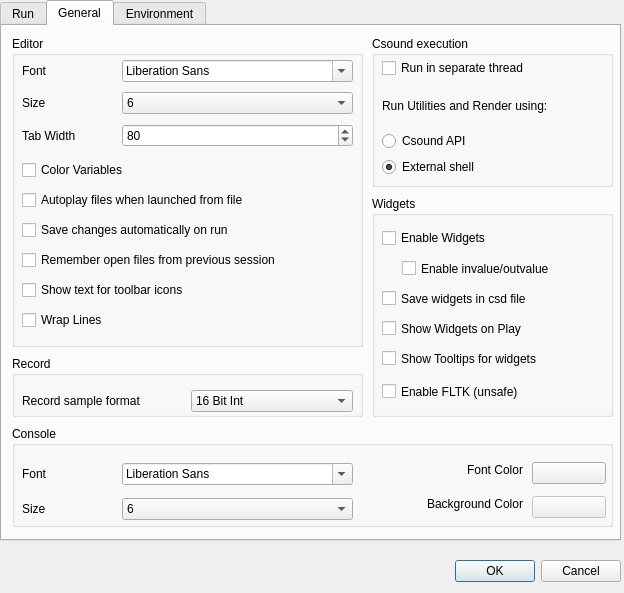
Qt form src/configdialog.ui (CsoundQt/CsoundQt) before a commit.
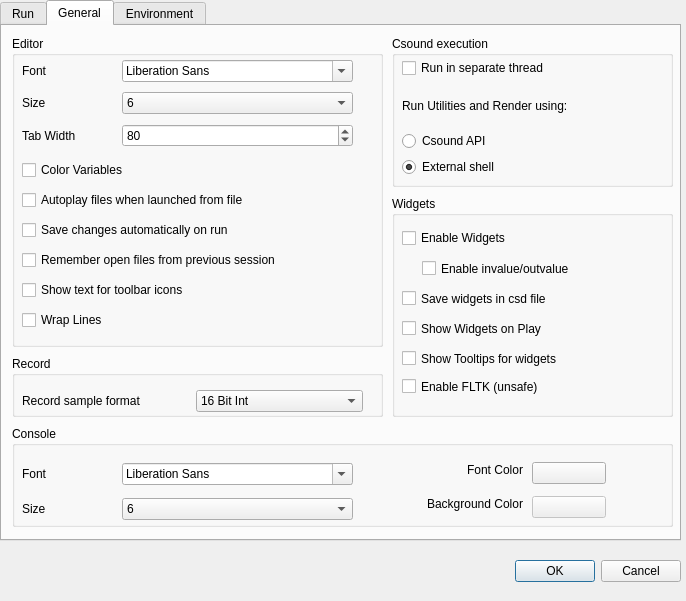
The same form after that commit. The open tabs and pages were chosen to show the change.

Diff of the .ui file:
```diff
--- a/src/configdialog.ui
+++ b/src/configdialog.ui
@@ -6,8 +6,8 @@
    <rect>
     <x>0</x>
     <y>0</y>
-    <width>624</width>
-    <height>593</height>
+    <width>686</width>
+    <height>601</height>
    </rect>
   </property>
   <property name="windowTitle" >
@@ -21,7 +21,7 @@
     <rect>
      <x>0</x>
      <y>550</y>
-     <width>621</width>
+     <width>681</width>
      <height>43</height>
     </rect>
    </property>
@@ -63,7 +63,7 @@
     <rect>
      <x>0</x>
      <y>0</y>
-     <width>621</width>
+     <width>681</width>
      <height>541</height>
     </rect>
    </property>
@@ -490,7 +490,7 @@
       <rect>
        <x>10</x>
        <y>10</y>
-       <width>351</width>
+       <width>371</width>
        <height>311</height>
       </rect>
      </property>
@@ -688,9 +688,9 @@
     <widget class="QGroupBox" name="groupBox_7" >
      <property name="geometry" >
       <rect>
-       <x>370</x>
+       <x>390</x>
        <y>170</y>
-       <width>241</width>
+       <width>281</width>
        <height>221</height>
       </rect>
      </property>
@@ -702,7 +702,7 @@
        <rect>
         <x>10</x>
         <y>30</y>
-        <width>231</width>
+        <width>241</width>
         <height>24</height>
        </rect>
       </property>
@@ -715,7 +715,7 @@
        <rect>
         <x>30</x>
         <y>60</y>
-        <width>211</width>
+        <width>241</width>
         <height>25</height>
        </rect>
       </property>
@@ -728,7 +728,7 @@
        <rect>
         <x>10</x>
         <y>90</y>
-        <width>231</width>
+        <width>261</width>
         <height>25</height>
        </rect>
       </property>
@@ -741,7 +741,7 @@
        <rect>
         <x>10</x>
         <y>120</y>
-        <width>231</width>
+        <width>261</width>
         <height>25</height>
        </rect>
       </property>
@@ -754,7 +754,7 @@
        <rect>
         <x>10</x>
         <y>150</y>
-        <width>231</width>
+        <width>261</width>
         <height>25</height>
        </rect>
       </property>
@@ -767,8 +767,8 @@
        <rect>
         <x>10</x>
         <y>180</y>
-        <width>231</width>
-        <height>31</height>
+        <width>251</width>
+        <height>21</height>
        </rect>
       </property>
       <property name="toolTip" >
@@ -782,9 +782,9 @@
     <widget class="QGroupBox" name="groupBox_8" >
      <property name="geometry" >
       <rect>
-       <x>370</x>
+       <x>390</x>
        <y>10</y>
-       <width>241</width>
+       <width>281</width>
        <height>151</height>
       </rect>
      </property>
@@ -796,7 +796,7 @@
        <rect>
         <x>10</x>
         <y>50</y>
-        <width>221</width>
+        <width>261</width>
         <height>91</height>
        </rect>
       </property>
@@ -835,7 +835,7 @@
        <rect>
         <x>10</x>
         <y>20</y>
-        <width>211</width>
+        <width>261</width>
         <height>24</height>
        </rect>
       </property>
@@ -849,7 +849,7 @@
       <rect>
        <x>10</x>
        <y>400</y>
-       <width>601</width>
+       <width>661</width>
        <height>101</height>
       </rect>
      </property>
@@ -1027,7 +1027,7 @@
       <rect>
        <x>10</x>
        <y>330</y>
-       <width>351</width>
+       <width>371</width>
        <height>61</height>
       </rect>
      </property>
@@ -1039,7 +1039,7 @@
        <rect>
         <x>10</x>
         <y>30</y>
-        <width>331</width>
+        <width>341</width>
         <height>30</height>
        </rect>
       </property>
```
Left out of the diff: 32 changed lines with no effect on the pictures.
